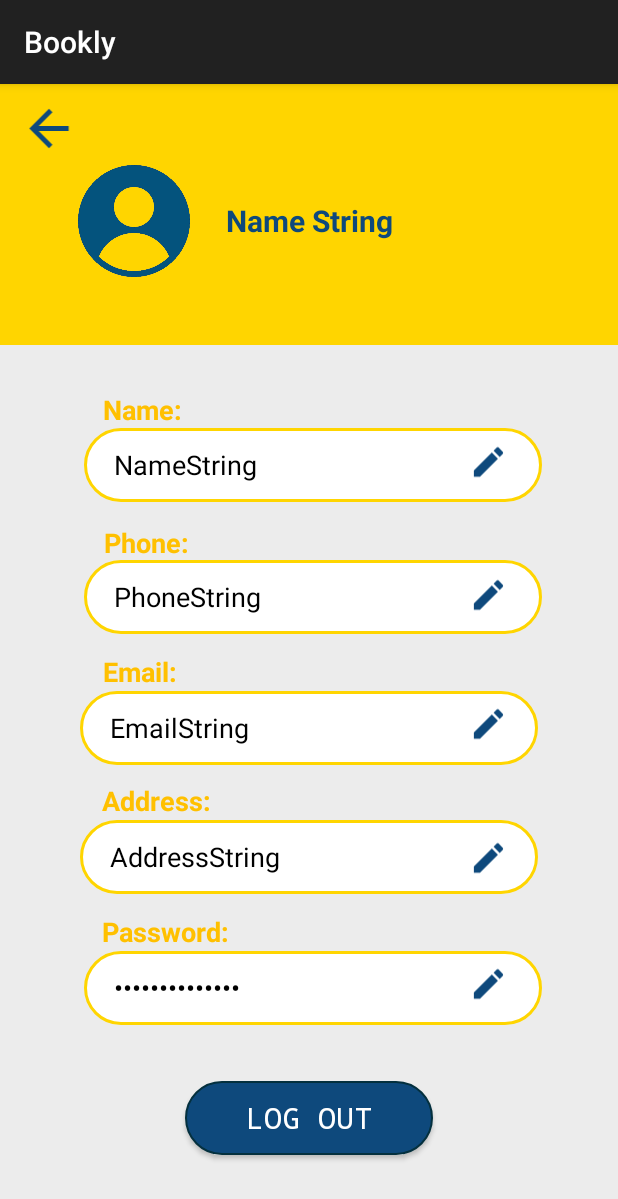
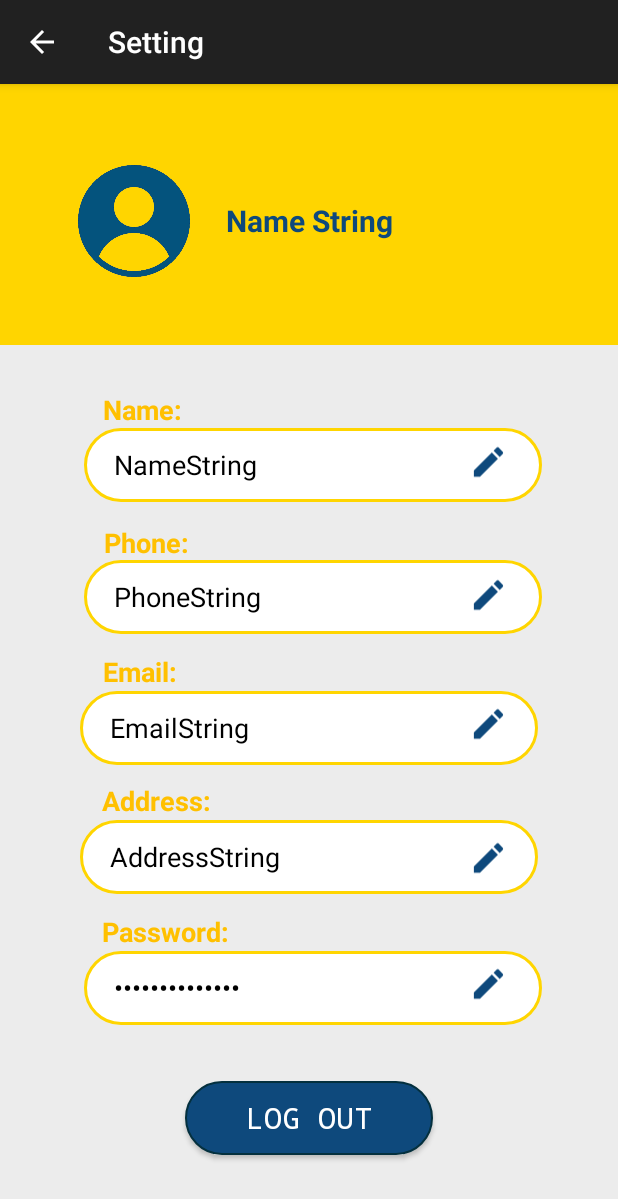
Before and after one commit to EhsanUddoula/Bookly, an Android app: the setting screen opened directly, with no data from a screen before it, on a phone screen of 412 x 824 dp. Shown: the top 1199 px of the screen. Run offline under Robolectric (Android 15) with nearby library versions, the phone set to English and light mode, and no system bars.

Commit message:
backbutton added

```diff
--- a/app/src/main/AndroidManifest.xml
+++ b/app/src/main/AndroidManifest.xml
@@ -14,18 +14,22 @@
         tools:targetApi="31">
         <activity
             android:name=".setting"
+            android:parentActivityName=".MainActivity"
             android:exported="false" />
         <activity
             android:name=".resetPass"
+            android:parentActivityName=".loginActivity"
             android:exported="false" />
         <activity
             android:name=".MainActivity"
             android:exported="false" />
         <activity
             android:name=".registerActivity"
+            android:parentActivityName=".MainActivity"
             android:exported="false" />
         <activity
             android:name=".loginActivity"
+            android:parentActivityName=".MainActivity"
             android:exported="false" />
         <activity
             android:name=".splashScreen"
--- a/app/src/main/java/com/example/bookly/loginActivity.java
+++ b/app/src/main/java/com/example/bookly/loginActivity.java
@@ -18,6 +18,9 @@ public class loginActivity extends AppCompatActivity {
     protected void onCreate(Bundle savedInstanceState) {
         super.onCreate(savedInstanceState);
         setContentView(R.layout.activity_login);
+
+        getSupportActionBar().setTitle("Log In");
+        getSupportActionBar().setDisplayHomeAsUpEnabled(true);
 
         goToRegister=findViewById(R.id.goToRegister);
         passVisibility=findViewById(R.id.eyeIcon);
--- a/app/src/main/java/com/example/bookly/registerActivity.java
+++ b/app/src/main/java/com/example/bookly/registerActivity.java
@@ -22,6 +22,9 @@ public class registerActivity extends AppCompatActivity {
     protected void onCreate(Bundle savedInstanceState) {
         super.onCreate(savedInstanceState);
         setContentView(R.layout.activity_register);
+
+        getSupportActionBar().setTitle("Register");
+        getSupportActionBar().setDisplayHomeAsUpEnabled(true);
 
         loginText=findViewById(R.id.goToLogin);
         passVisibility1=findViewById(R.id.passwordBox);
--- a/app/src/main/java/com/example/bookly/resetPass.java
+++ b/app/src/main/java/com/example/bookly/resetPass.java
@@ -15,6 +15,9 @@ public class resetPass extends AppCompatActivity implements View.OnClickListener
         super.onCreate(savedInstanceState);
         setContentView(R.layout.activity_reset_pass);
 
+        getSupportActionBar().setTitle("Reset Password");
+        getSupportActionBar().setDisplayHomeAsUpEnabled(true);
+
         resetButton=findViewById(R.id.resetButton);
         resetButton.setOnClickListener(this);
     }
--- a/app/src/main/java/com/example/bookly/setting.java
+++ b/app/src/main/java/com/example/bookly/setting.java
@@ -10,5 +10,8 @@ public class setting extends AppCompatActivity {
     protected void onCreate(Bundle savedInstanceState) {
         super.onCreate(savedInstanceState);
         setContentView(R.layout.activity_setting);
+
+        getSupportActionBar().setTitle("Setting");
+        getSupportActionBar().setDisplayHomeAsUpEnabled(true);
     }
 }
--- a/app/src/main/res/layout/activity_setting.xml
+++ b/app/src/main/res/layout/activity_setting.xml
@@ -295,17 +295,5 @@
         app:layout_constraintVertical_bias="0.441"
         app:srcCompat="@drawable/baseline_edit_24_icon" />
 
-    <ImageView
-        android:id="@+id/imageView15"
-        android:layout_width="41dp"
-        android:layout_height="39dp"
-        android:src="@drawable/baseline_arrow_back_24"
-        app:layout_constraintBottom_toBottomOf="parent"
-        app:layout_constraintEnd_toEndOf="parent"
-        app:layout_constraintHorizontal_bias="0.032"
-        app:layout_constraintStart_toStartOf="parent"
-        app:layout_constraintTop_toTopOf="parent"
-        app:layout_constraintVertical_bias="0.014" />
-
 
 </androidx.constraintlayout.widget.ConstraintLayout>
```
